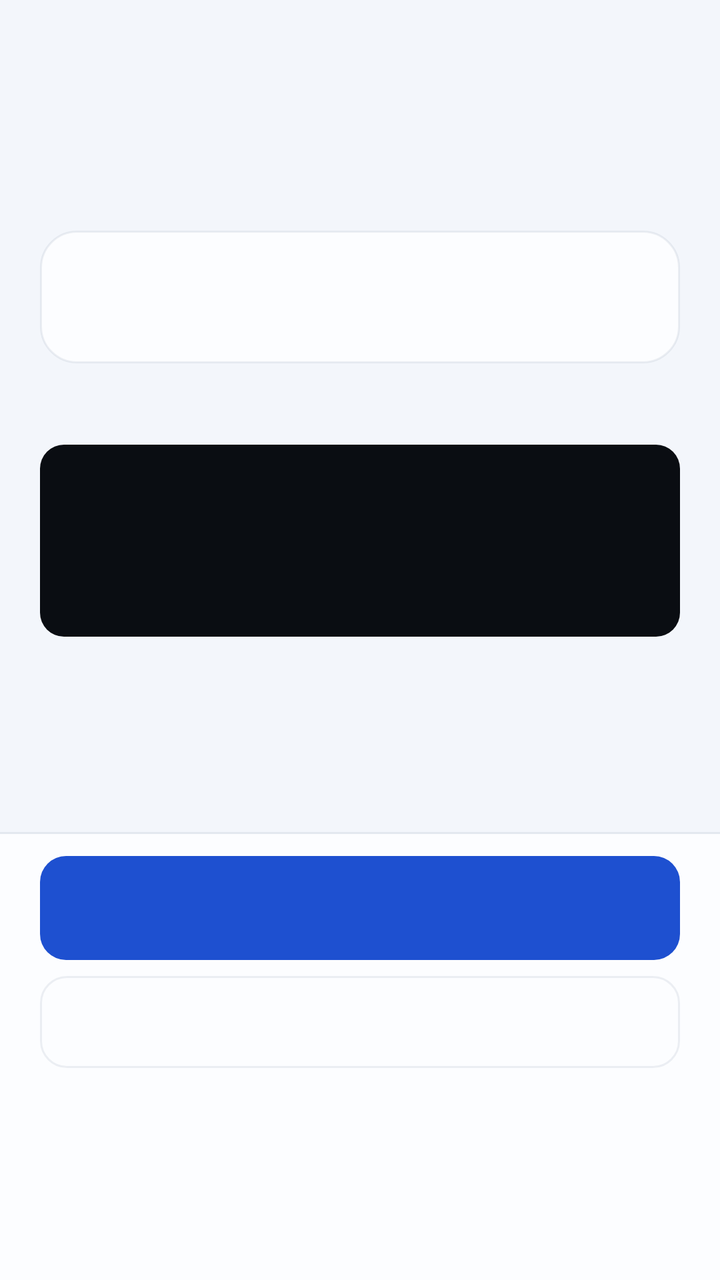
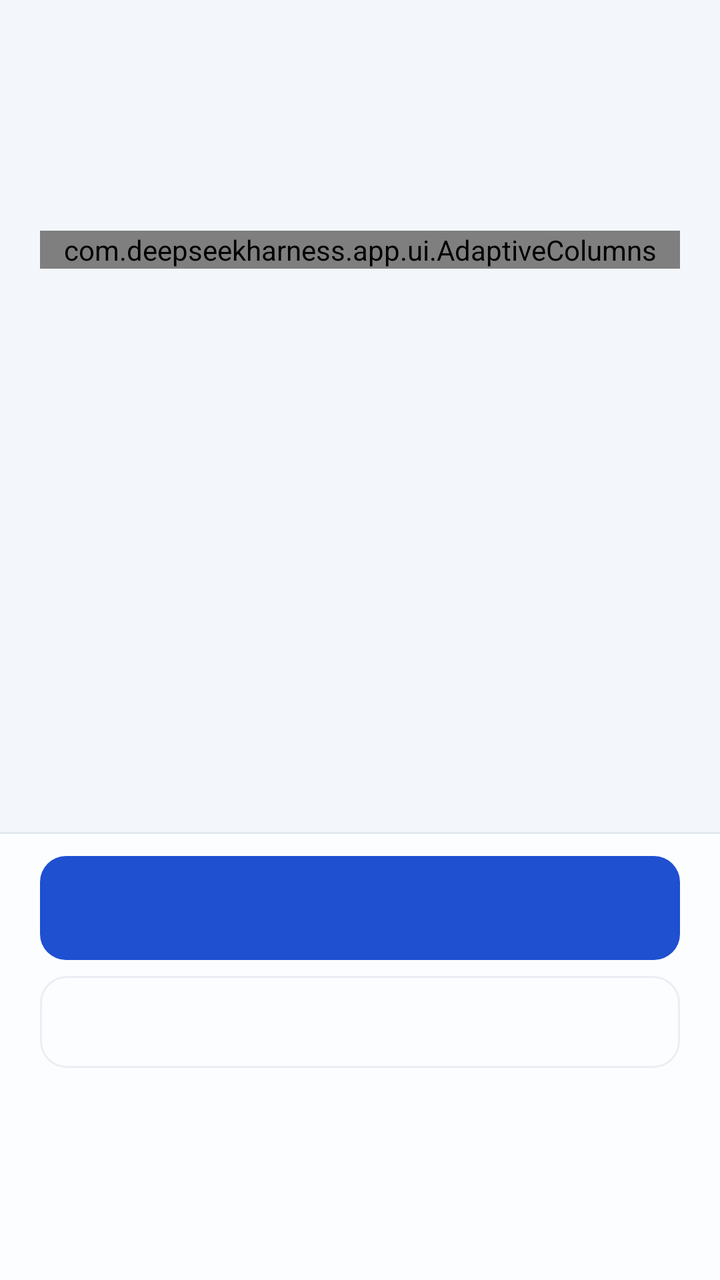

Two renders of the same Android screen: before a commit and after it. Below are the layout's source before the change and the commit's diff.
<!-- AndroidManifest.xml: activity theme Theme.DeepseekHarness -->
<!-- res/layout/activity_extract.xml -->
<?xml version="1.0" encoding="utf-8"?>
<LinearLayout xmlns:android="http://schemas.android.com/apk/res/android"
    android:layout_width="match_parent"
    android:layout_height="match_parent"
    android:background="@color/shell_bg"
    android:orientation="vertical">

    <ScrollView
        android:id="@+id/extract_scroll"
        android:layout_width="match_parent"
        android:layout_height="0dp"
        android:layout_weight="1"
        android:clipToPadding="false"
        android:fillViewport="false">

        <LinearLayout
            android:id="@+id/extract_content"
            android:layout_width="match_parent"
            android:layout_height="wrap_content"
            android:layout_gravity="center_horizontal"
            android:orientation="vertical"
            android:paddingStart="20dp"
            android:paddingTop="22dp"
            android:paddingEnd="20dp"
            android:paddingBottom="20dp">

            <LinearLayout
                android:layout_width="match_parent"
                android:layout_height="wrap_content"
                android:gravity="center_vertical"
                android:orientation="horizontal">

                <ProgressBar
                    android:id="@+id/extract_bar"
                    android:layout_width="20dp"
                    android:layout_height="20dp"
                    android:layout_marginEnd="10dp"
                    android:indeterminateTint="@color/shell_accent"
                    android:visibility="gone" />

                <TextView
                    android:id="@+id/extract_title"
                    android:layout_width="0dp"
                    android:layout_height="wrap_content"
                    android:layout_weight="1"
                    android:accessibilityHeading="true"
                    android:includeFontPadding="false"
                    android:textColor="@color/shell_text"
                    android:textSize="22sp"
                    android:textStyle="bold" />

                <TextView
                    android:id="@+id/extract_pill"
                    android:layout_width="wrap_content"
                    android:layout_height="wrap_content"
                    android:layout_marginStart="10dp"
                    android:visibility="gone" />
            </LinearLayout>

            <TextView
                android:id="@+id/extract_status"
                android:layout_width="match_parent"
                android:layout_height="wrap_content"
                android:layout_marginTop="10dp"
                android:includeFontPadding="false"
                android:lineSpacingExtra="3dp"
                android:textColor="@color/shell_text"
                android:textSize="15sp"
                android:textStyle="bold" />

            <TextView
                android:id="@+id/extract_lead"
                android:layout_width="match_parent"
                android:layout_height="wrap_content"
                android:layout_marginTop="8dp"
                android:includeFontPadding="false"
                android:lineSpacingExtra="4dp"
                android:textColor="@color/shell_text_secondary"
                android:textSize="13.5sp" />

            <LinearLayout
                android:id="@+id/extract_stage_card"
                android:layout_width="match_parent"
                android:layout_height="wrap_content"
                android:layout_marginTop="16dp"
                android:background="@drawable/bg_onb_perm"
                android:orientation="vertical"
                android:padding="16dp">

                <TextView
                    android:id="@+id/extract_stage_line"
                    android:layout_width="match_parent"
                    android:layout_height="wrap_content"
                    android:includeFontPadding="false"
                    android:lineSpacingExtra="3dp"
                    android:textColor="@color/shell_text"
                    android:textSize="14sp"
                    android:textStyle="bold" />

                <ProgressBar
                    android:id="@+id/extract_progress"
                    style="?android:attr/progressBarStyleHorizontal"
                    android:layout_width="match_parent"
                    android:layout_height="4dp"
                    android:layout_marginTop="10dp"
                    android:indeterminate="true"
                    android:indeterminateTint="@color/shell_accent"
                    android:visibility="gone" />

                <FrameLayout
                    android:id="@+id/extract_segments"
                    android:layout_width="match_parent"
                    android:layout_height="wrap_content"
                    android:layout_marginTop="10dp" />

                <FrameLayout
                    android:id="@+id/extract_stages"
                    android:layout_width="match_parent"
                    android:layout_height="wrap_content"
                    android:layout_marginTop="8dp" />
            </LinearLayout>

            <TextView
                android:id="@+id/extract_error"
                android:layout_width="match_parent"
                android:layout_height="wrap_content"
                android:layout_marginTop="12dp"
                android:background="@drawable/bg_onb_hint_bad"
                android:lineSpacingExtra="3dp"
                android:padding="12dp"
                android:textColor="@color/shell_bad"
                android:textIsSelectable="true"
                android:textSize="13sp"
                android:visibility="gone" />

            <TextView
                android:id="@+id/extract_detail_label"
                android:layout_width="match_parent"
                android:layout_height="wrap_content"
                android:layout_marginTop="18dp"
                android:includeFontPadding="false"
                android:letterSpacing="0.04"
                android:textColor="@color/shell_text_muted"
                android:textSize="12.5sp"
                android:textStyle="bold" />

            <TextView
                android:id="@+id/extract_detail"
                android:layout_width="match_parent"
                android:layout_height="wrap_content"
                android:layout_marginTop="8dp"
                android:background="@drawable/bg_ui2_console"
                android:fontFamily="monospace"
                android:lineSpacingExtra="5dp"
                android:minHeight="96dp"
                android:padding="14dp"
                android:textColor="@color/ui2_log_text"
                android:textIsSelectable="true"
                android:textSize="12sp" />
        </LinearLayout>
    </ScrollView>

    <LinearLayout
        android:id="@+id/extract_footer"
        android:layout_width="match_parent"
        android:layout_height="wrap_content"
        android:background="@drawable/bg_onb_footer"
        android:orientation="vertical"
        android:paddingStart="20dp"
        android:paddingTop="12dp"
        android:paddingEnd="20dp"
        android:paddingBottom="14dp">

        <LinearLayout
            android:id="@+id/extract_actions"
            android:layout_width="match_parent"
            android:layout_height="wrap_content"
            android:orientation="vertical">

            <Button
                android:id="@+id/extract_retry"
                style="@style/ShellPrimaryButton"
                android:layout_width="match_parent"
                android:layout_height="wrap_content" />

            <Button
                android:id="@+id/extract_enter"
                style="@style/ShellSecondaryButton"
                android:layout_width="match_parent"
                android:layout_height="wrap_content"
                android:layout_marginTop="8dp" />

            <Button
                android:id="@+id/extract_logs"
                style="@style/ShellTextButton"
                android:layout_width="match_parent"
                android:layout_height="wrap_content"
                android:layout_marginTop="4dp" />

            <Button
                android:id="@+id/extract_emergency"
                style="@style/ShellTextButton"
                android:layout_width="match_parent"
                android:layout_height="wrap_content" />
        </LinearLayout>
    </LinearLayout>
</LinearLayout>
<!-- resources referenced by this layout -->
<resources>
  <color name="shell_accent">#1E50D0</color>
  <color name="shell_bad">#AF404B</color>
  <color name="shell_bg">#F3F6FB</color>
  <color name="shell_text">#18273F</color>
  <color name="shell_text_muted">#5A6B86</color>
  <color name="shell_text_secondary">#50617A</color>
  <color name="ui2_log_text">#BBCBDD</color>
  <!-- drawable bg_onb_hint_bad (drawable) -->
  <?xml version="1.0" encoding="utf-8"?>
  <shape xmlns:android="http://schemas.android.com/apk/res/android" android:shape="rectangle"><solid android:color="@color/shell_bad_soft" /><corners android:radius="@dimen/onb_radius_tile" /></shape>
  <!-- drawable bg_ui2_console (drawable) -->
  <?xml version='1.0' encoding='utf-8'?>
  <shape xmlns:android="http://schemas.android.com/apk/res/android">
      <solid android:color="#0A0D12" />
      <corners android:radius="12dp" />
  </shape>
  <style name="Theme.DeepseekHarness" parent="Theme.DSHA.Base">
          <item name="android:windowLightStatusBar">true</item>
      </style>
  <color name="shell_line">#131D3A60</color>
  <color name="shell_surface">#FCFDFF</color>
  <color name="shell_bad_soft">#14AF404B</color>
  <dimen name="onb_radius_tile">14dp</dimen>
  <dimen name="onb_radius_card">18dp</dimen>
  <style name="Widget.DSHA.PrimaryButton" parent="Widget.DSHA.Button">
          <item name="android:background">@drawable/bg_btn_primary</item>
          <item name="android:textColor">@color/button_primary_text</item>
      </style>
  <dimen name="shell_button_height">52dp</dimen>
  <color name="shell_on_accent">#FFFFFF</color>
  <dimen name="shell_button_secondary_height">46dp</dimen>
  <dimen name="touch_min">44dp</dimen>
  <color name="ripple">#141E50D0</color>
  <color name="primary">#1E50D0</color>
  <color name="accent_on">#FFFFFF</color>
  <color name="raised">#E7EDF6</color>
  <color name="primary_dark">#1A46B8</color>
  <color name="card">#FCFDFF</color>
  <color name="surface">#F3F6FB</color>
  <color name="text">#18273F</color>
  <color name="text_secondary">#50617A</color>
  <color name="line">#131D3A60</color>
  <color name="err">#AF404B</color>
  <color name="error_on">#FFFFFF</color>
  <color name="text_muted">#5A6B86</color>
  <style name="Widget.DSHA.RadioButton" parent="Widget.Material3.CompoundButton.RadioButton">
          <item name="android:textColor">@color/button_text</item>
      </style>
  <style name="Widget.DSHA.CheckBox" parent="Widget.Material3.CompoundButton.CheckBox">
          <item name="android:textColor">@color/button_text</item>
      </style>
  <style name="Widget.DSHA.Switch" parent="Widget.Material3.CompoundButton.MaterialSwitch">
          <item name="android:textColor">@color/button_text</item>
      </style>
  <color name="primary_ripple">#1FFFFFFF</color>
  <dimen name="radius_control">13dp</dimen>
  <color name="disabled">#E7EDF6</color>
  <dimen name="stroke">1dp</dimen>
  <dimen name="radius_small">10dp</dimen>
  <style name="Shape.DSHA.Dialog" parent="">
          <item name="cornerFamily">rounded</item>
          <item name="cornerSize">24dp</item>
      </style>
  <style name="TextAppearance.DSHA.DialogTitle" parent="MaterialAlertDialog.Material3.Title.Text">
          <item name="android:textColor">@color/text</item><item name="android:textStyle">bold</item>
          <item name="android:textSize">22sp</item>
      </style>
  <style name="TextAppearance.DSHA.DialogBody" parent="MaterialAlertDialog.Material3.Body.Text">
          <item name="android:textColor">@color/text_secondary</item><item name="android:textSize">15sp</item>
      </style>
  <!-- drawable bg_dialog_button (drawable) -->
  <ripple xmlns:android="http://schemas.android.com/apk/res/android" android:color="@color/ripple">
      <item android:drawable="@drawable/bg_selection" />
  </ripple>
  <!-- drawable bg_selection (drawable) -->
  <shape xmlns:android="http://schemas.android.com/apk/res/android">
      <solid android:color="@color/raised" /><corners android:radius="@dimen/radius_control" />
  </shape>
  <!-- unchanged entries left out for length: 16 -->
</resources>

<!-- the commit's change to res/layout/activity_extract.xml (unified diff, before → after) -->
@@ -78,85 +78,101 @@
                 android:textColor="@color/shell_text_secondary"
                 android:textSize="13.5sp" />
 
-            <LinearLayout
-                android:id="@+id/extract_stage_card"
-                android:layout_width="match_parent"
-                android:layout_height="wrap_content"
-                android:layout_marginTop="16dp"
-                android:background="@drawable/bg_onb_perm"
-                android:orientation="vertical"
-                android:padding="16dp">
-
-                <TextView
-                    android:id="@+id/extract_stage_line"
+
+            
+            <com.deepseekharness.app.ui.AdaptiveColumns
+                android:id="@+id/extract_columns"
+                android:layout_width="match_parent"
+                android:layout_height="wrap_content"
+                android:layout_marginTop="16dp">
+
+                <LinearLayout
+                    android:id="@+id/extract_stage_card"
                     android:layout_width="match_parent"
                     android:layout_height="wrap_content"
-                    android:includeFontPadding="false"
-                    android:lineSpacingExtra="3dp"
-                    android:textColor="@color/shell_text"
-                    android:textSize="14sp"
-                    android:textStyle="bold" />
-
-                <ProgressBar
-                    android:id="@+id/extract_progress"
-                    style="?android:attr/progressBarStyleHorizontal"
+                    android:layout_marginTop="0dp"
+                    android:background="@drawable/bg_onb_perm"
+                    android:orientation="vertical"
+                    android:padding="16dp">
+    
+                    <TextView
+                        android:id="@+id/extract_stage_line"
+                        android:layout_width="match_parent"
+                        android:layout_height="wrap_content"
+                        android:includeFontPadding="false"
+                        android:lineSpacingExtra="3dp"
+                        android:textColor="@color/shell_text"
+                        android:textSize="14sp"
+                        android:textStyle="bold" />
+    
+                    <ProgressBar
+                        android:id="@+id/extract_progress"
+                        style="?android:attr/progressBarStyleHorizontal"
+                        android:layout_width="match_parent"
+                        android:layout_height="4dp"
+                        android:layout_marginTop="10dp"
+                        android:indeterminate="true"
+                        android:indeterminateTint="@color/shell_accent"
+                        android:visibility="gone" />
+    
+                    <FrameLayout
+                        android:id="@+id/extract_segments"
+                        android:layout_width="match_parent"
+                        android:layout_height="wrap_content"
+                        android:layout_marginTop="10dp" />
+    
+                    <FrameLayout
+                        android:id="@+id/extract_stages"
+                        android:layout_width="match_parent"
+                        android:layout_height="wrap_content"
+                        android:layout_marginTop="8dp" />
+                </LinearLayout>
+
+                <LinearLayout
+                    android:id="@+id/extract_focus"
                     android:layout_width="match_parent"
-                    android:layout_height="4dp"
-                    android:layout_marginTop="10dp"
-                    android:indeterminate="true"
-                    android:indeterminateTint="@color/shell_accent"
-                    android:visibility="gone" />
-
-                <FrameLayout
-                    android:id="@+id/extract_segments"
-                    android:layout_width="match_parent"
-                    android:layout_height="wrap_content"
-                    android:layout_marginTop="10dp" />
-
-                <FrameLayout
-                    android:id="@+id/extract_stages"
-                    android:layout_width="match_parent"
-                    android:layout_height="wrap_content"
-                    android:layout_marginTop="8dp" />
-            </LinearLayout>
-
-            <TextView
-                android:id="@+id/extract_error"
-                android:layout_width="match_parent"
-                android:layout_height="wrap_content"
-                android:layout_marginTop="12dp"
-                android:background="@drawable/bg_onb_hint_bad"
-                android:lineSpacingExtra="3dp"
-                android:padding="12dp"
-                android:textColor="@color/shell_bad"
-                android:textIsSelectable="true"
-                android:textSize="13sp"
-                android:visibility="gone" />
-
-            <TextView
-                android:id="@+id/extract_detail_label"
-                android:layout_width="match_parent"
-                android:layout_height="wrap_content"
-                android:layout_marginTop="18dp"
-                android:includeFontPadding="false"
-                android:letterSpacing="0.04"
-                android:textColor="@color/shell_text_muted"
-                android:textSize="12.5sp"
-                android:textStyle="bold" />
-
-            <TextView
-                android:id="@+id/extract_detail"
-                android:layout_width="match_parent"
-                android:layout_height="wrap_content"
-                android:layout_marginTop="8dp"
-                android:background="@drawable/bg_ui2_console"
-                android:fontFamily="monospace"
-                android:lineSpacingExtra="5dp"
-                android:minHeight="96dp"
-                android:padding="14dp"
-                android:textColor="@color/ui2_log_text"
-                android:textIsSelectable="true"
-                android:textSize="12sp" />
+                    android:layout_height="wrap_content"
+                    android:orientation="vertical">
+
+                    <TextView
+                        android:id="@+id/extract_error"
+                        android:layout_width="match_parent"
+                        android:layout_height="wrap_content"
+                        android:layout_marginTop="12dp"
+                        android:background="@drawable/bg_onb_hint_bad"
+                        android:lineSpacingExtra="3dp"
+                        android:padding="12dp"
+                        android:textColor="@color/shell_bad"
+                        android:textIsSelectable="true"
+                        android:textSize="13sp"
+                        android:visibility="gone" />
+        
+                    <TextView
+                        android:id="@+id/extract_detail_label"
+                        android:layout_width="match_parent"
+                        android:layout_height="wrap_content"
+                        android:layout_marginTop="18dp"
+                        android:includeFontPadding="false"
+                        android:letterSpacing="0.04"
+                        android:textColor="@color/shell_text_muted"
+                        android:textSize="12.5sp"
+                        android:textStyle="bold" />
+        
+                    <TextView
+                        android:id="@+id/extract_detail"
+                        android:layout_width="match_parent"
+                        android:layout_height="wrap_content"
+                        android:layout_marginTop="8dp"
+                        android:background="@drawable/bg_ui2_console"
+                        android:fontFamily="monospace"
+                        android:lineSpacingExtra="5dp"
+                        android:minHeight="96dp"
+                        android:padding="14dp"
+                        android:textColor="@color/ui2_log_text"
+                        android:textIsSelectable="true"
+                        android:textSize="12sp" />
+                </LinearLayout>
+            </com.deepseekharness.app.ui.AdaptiveColumns>
         </LinearLayout>
     </ScrollView>
 
